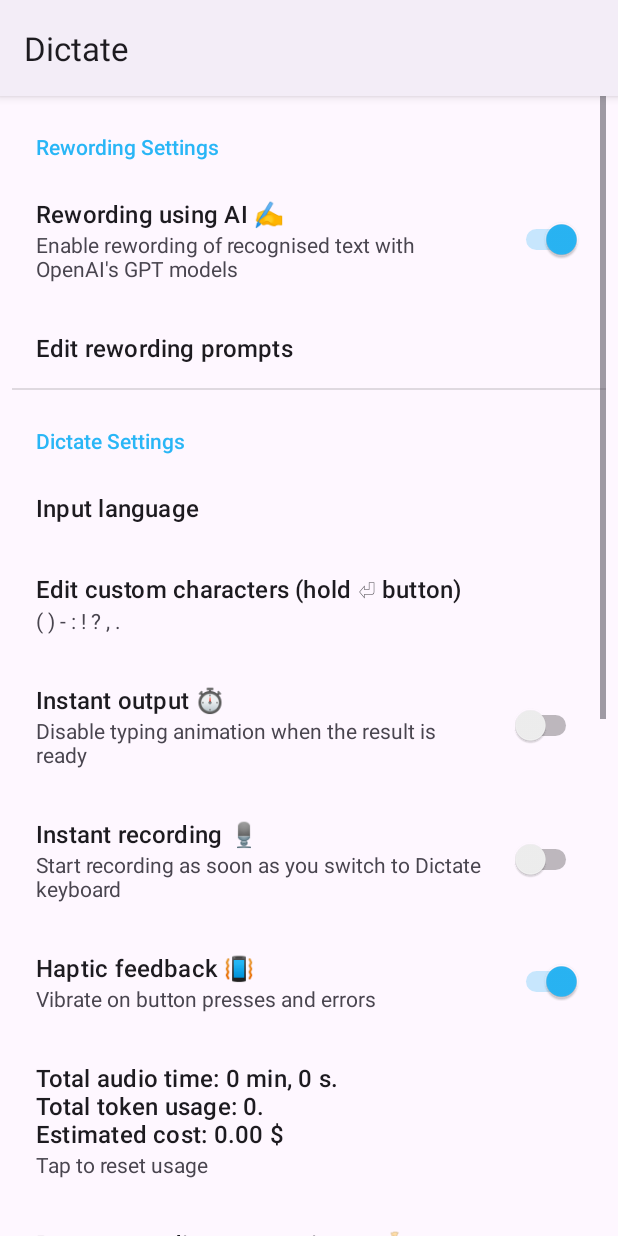
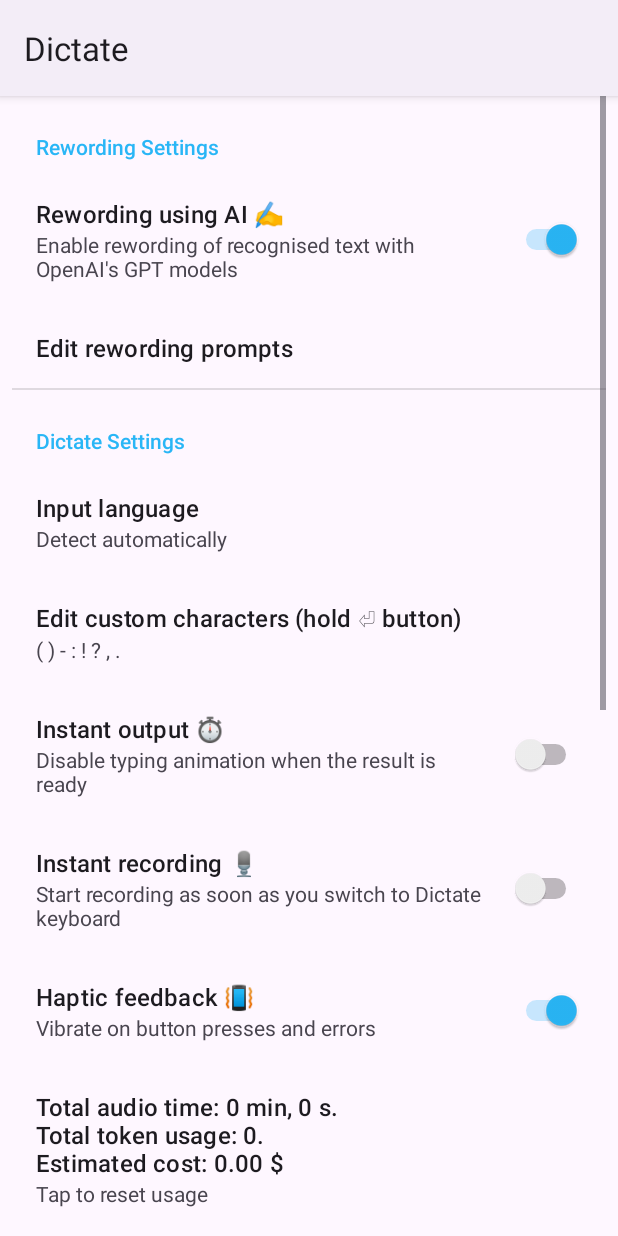
Before and after one commit to DevEmperor/Dictate, an Android app: the PreferencesFragment screen opened directly, with no data from a screen before it, on a phone screen of 412 x 824 dp. Run offline under Robolectric (Android 15) with nearby library versions, the light colour scheme and no system bars; our stand-ins replace androidx.preference; libraries missing offline, so code that uses them is left out: org.apache.commons; 2 statements that could not run were skipped.

Commit message:
bugfix: wrong default language

```diff
--- a/app/src/main/res/xml/fragment_preferences.xml
+++ b/app/src/main/res/xml/fragment_preferences.xml
@@ -33,7 +33,7 @@
             app:iconSpaceReserved="false"
             app:entries="@array/dictate_input_languages"
             app:entryValues="@array/dictate_input_languages_values"
-            app:defaultValue="@string/dictate_detect_automatically"
+            app:defaultValue="detect"
             app:summary="%s"/>
 
         <androidx.preference.EditTextPreference
```
